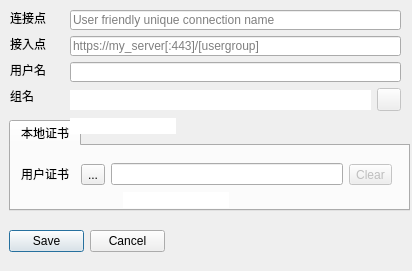
This is src/dialog/editdialog.ui in 13418485892/openconnect-gui as Qt 5 draws it before an edit. The edited form follows.
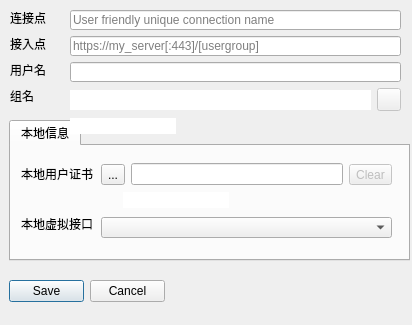
This is the edited form. Icons and pictures are not drawn.

```diff
--- a/src/dialog/editdialog.ui
+++ b/src/dialog/editdialog.ui
@@ -7,7 +7,7 @@
     <x>0</x>
     <y>0</y>
     <width>412</width>
-    <height>271</height>
+    <height>325</height>
    </rect>
   </property>
   <property name="windowTitle">
@@ -19,7 +19,7 @@
      <x>9</x>
      <y>120</y>
      <width>401</width>
-     <height>91</height>
+     <height>141</height>
     </rect>
    </property>
    <property name="currentIndex">
@@ -27,19 +27,19 @@
    </property>
    <widget class="QWidget" name="localCertificateTab">
     <attribute name="title">
-     <string>本地证书</string>
+     <string>本地信息</string>
     </attribute>
     <widget class="QLabel" name="userCertificateLabel">
      <property name="geometry">
       <rect>
        <x>10</x>
        <y>20</y>
-       <width>51</width>
+       <width>81</width>
        <height>16</height>
       </rect>
      </property>
      <property name="text">
-      <string>用户证书</string>
+      <string>本地用户证书</string>
      </property>
     </widget>
     <widget class="QLineEdit" name="userCertHash">
@@ -64,9 +64,9 @@
     <widget class="QWidget" name="layoutWidget">
      <property name="geometry">
       <rect>
-       <x>70</x>
+       <x>90</x>
        <y>13</y>
-       <width>311</width>
+       <width>291</width>
        <height>31</height>
       </rect>
      </property>
@@ -101,13 +101,36 @@
       </item>
      </layout>
     </widget>
+    <widget class="QLabel" name="userCertificateLabel_2">
+     <property name="geometry">
+      <rect>
+       <x>10</x>
+       <y>70</y>
+       <width>81</width>
+       <height>16</height>
+      </rect>
+     </property>
+     <property name="text">
+      <string>本地虚拟接口</string>
+     </property>
+    </widget>
+    <widget class="QComboBox" name="virtualIfNames">
+     <property name="geometry">
+      <rect>
+       <x>90</x>
+       <y>71</y>
+       <width>291</width>
+       <height>21</height>
+      </rect>
+     </property>
+    </widget>
    </widget>
   </widget>
   <widget class="QDialogButtonBox" name="buttonBox">
    <property name="geometry">
     <rect>
      <x>9</x>
-     <y>230</y>
+     <y>280</y>
      <width>156</width>
      <height>23</height>
     </rect>
```
